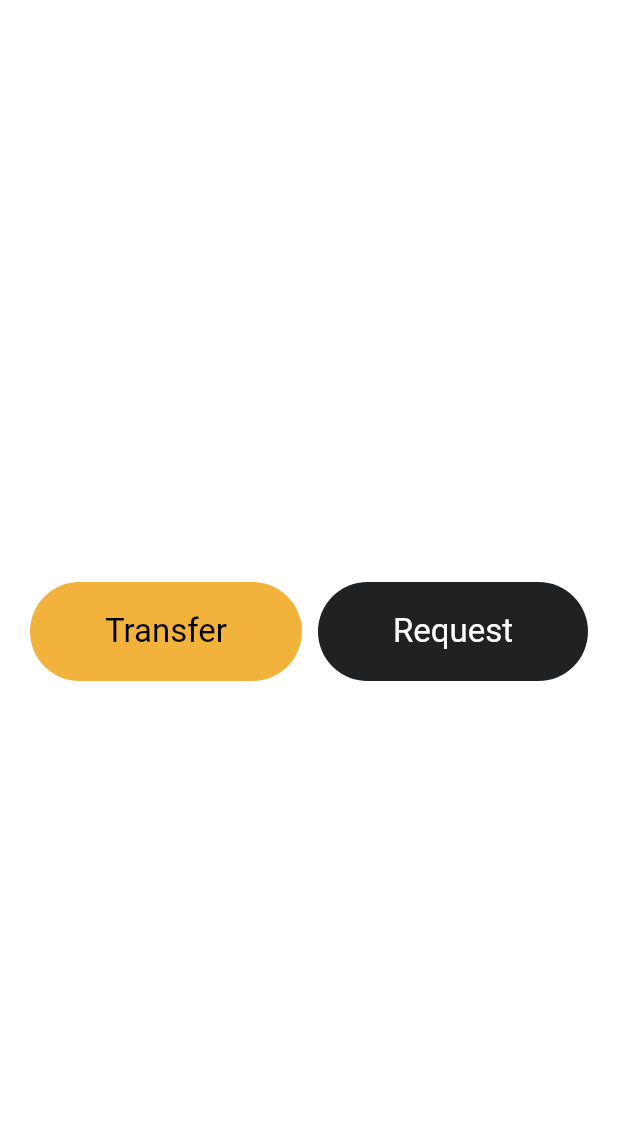
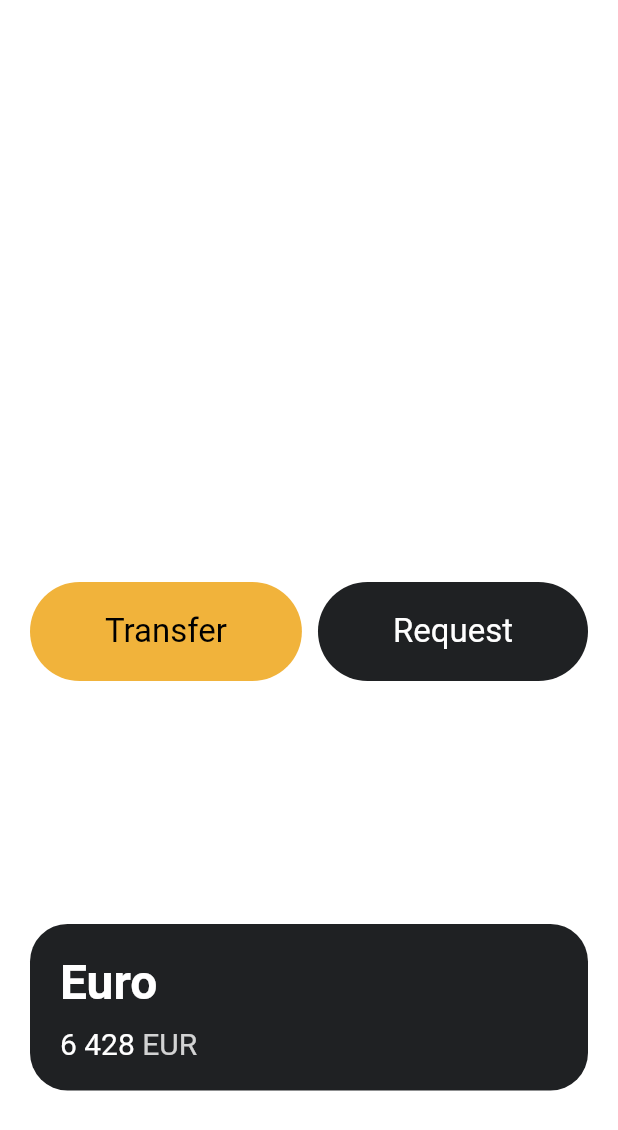
Before and after one commit to INnoVatioN-97/flutter_toonflix, a Flutter app: the screen it shows after launch, on a phone screen of 412 x 824 dp. Shown: the top 1130 px of the screen. Run offline on Flutter 3.47's test engine with Material 2 defaults, Android fonts, the phone set to English and light mode, and no system bars.

Commit message:
지갑 부분 카드 아이템 생성중

```diff
--- a/lib/main.dart
+++ b/lib/main.dart
@@ -79,7 +79,77 @@ class App extends StatelessWidget {
                       buttonText: "Request",
                       buttonTextColor: Colors.white),
                 ],
-              )
+              ),
+              const SizedBox(
+                height: 100,
+              ),
+              Row(
+                mainAxisAlignment: MainAxisAlignment.spaceBetween,
+                crossAxisAlignment: CrossAxisAlignment.end,
+                children: [
+                  const Text(
+                    'Wallets',
+                    style: TextStyle(
+                        color: Colors.white,
+                        fontSize: 36,
+                        fontWeight: FontWeight.w600),
+                  ),
+                  Text(
+                    "View All",
+                    style: TextStyle(
+                      color: Colors.white.withOpacity(0.8),
+                      fontSize: 18,
+                    ),
+                  ),
+                ],
+              ),
+              const SizedBox(height: 20),
+              Container(
+                decoration: BoxDecoration(
+                  color: const Color(0xFF1F2123),
+                  borderRadius: BorderRadius.circular(25),
+                ),
+                child: Padding(
+                  padding: const EdgeInsets.all(20),
+                  child: Row(
+                    children: [
+                      Column(
+                        crossAxisAlignment: CrossAxisAlignment.start,
+                        children: [
+                          const Text(
+                            'Euro',
+                            style: TextStyle(
+                                color: Colors.white,
+                                fontSize: 32,
+                                fontWeight: FontWeight.w600),
+                          ),
+                          const SizedBox(
+                            height: 10,
+                          ),
+                          Row(
+                            children: [
+                              const Text(
+                                "6 428",
+                                style: TextStyle(
+                                    fontSize: 20, color: Colors.white),
+                              ),
+                              const SizedBox(
+                                width: 5,
+                              ),
+                              Text(
+                                'EUR',
+                                style: TextStyle(
+                                    fontSize: 20,
+                                    color: Colors.white.withOpacity(0.8)),
+                              ),
+                            ],
+                          )
+                        ],
+                      ),
+                    ],
+                  ),
+                ),
+              ),
             ],
           ),
         ),
```
